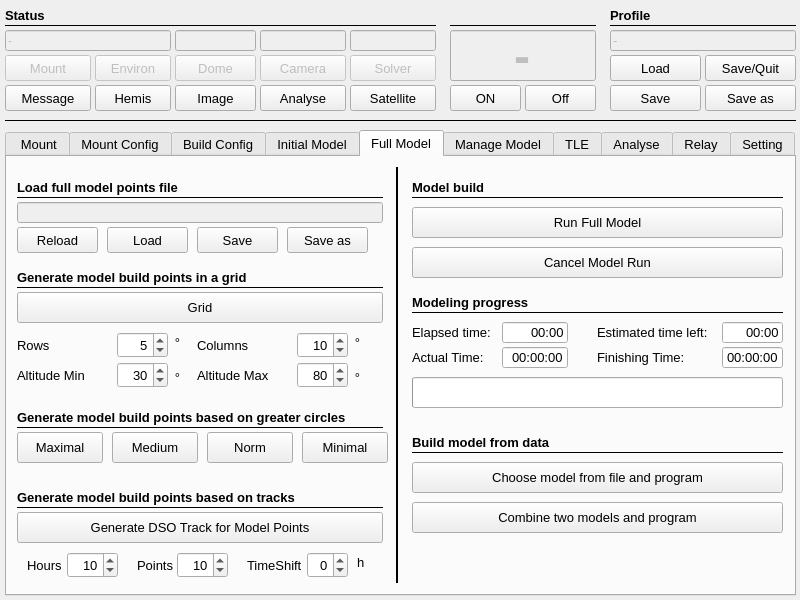
Above: mw4/gui/main.ui from mworion/MountWizzard4 before the change. Below: the same form after it.
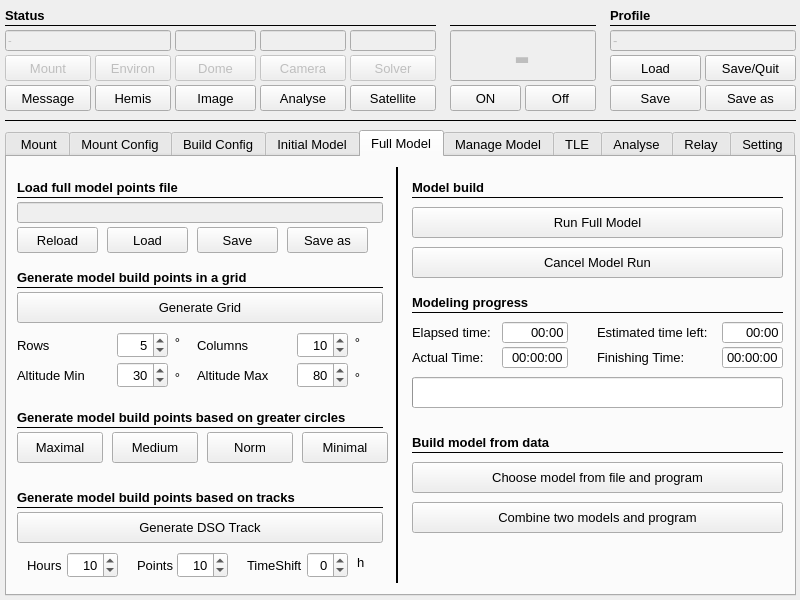
That is the form after the change.

What changed in the file:
```diff
--- a/mw4/gui/main.ui
+++ b/mw4/gui/main.ui
@@ -7100,7 +7100,7 @@
       <string>&lt;html&gt;&lt;head/&gt;&lt;body&gt;&lt;p&gt;Generates a regular pattern with the given parameters.&lt;/p&gt;&lt;/body&gt;&lt;/html&gt;</string>
      </property>
      <property name="text">
-      <string>Grid</string>
+      <string>Generate Grid</string>
      </property>
     </widget>
     <widget class="QLabel" name="label_108">
@@ -7363,7 +7363,7 @@
       <string>&lt;html&gt;&lt;head/&gt;&lt;body&gt;&lt;p&gt;Generates model points along DSO track for a give time and other parameters.&lt;/p&gt;&lt;/body&gt;&lt;/html&gt;</string>
      </property>
      <property name="text">
-      <string>Generate DSO Track for Model Points</string>
+      <string>Generate DSO Track</string>
      </property>
     </widget>
     <widget class="Line" name="line_40">
```
Left out of the diff: 12 changed lines with no effect on the pictures.
